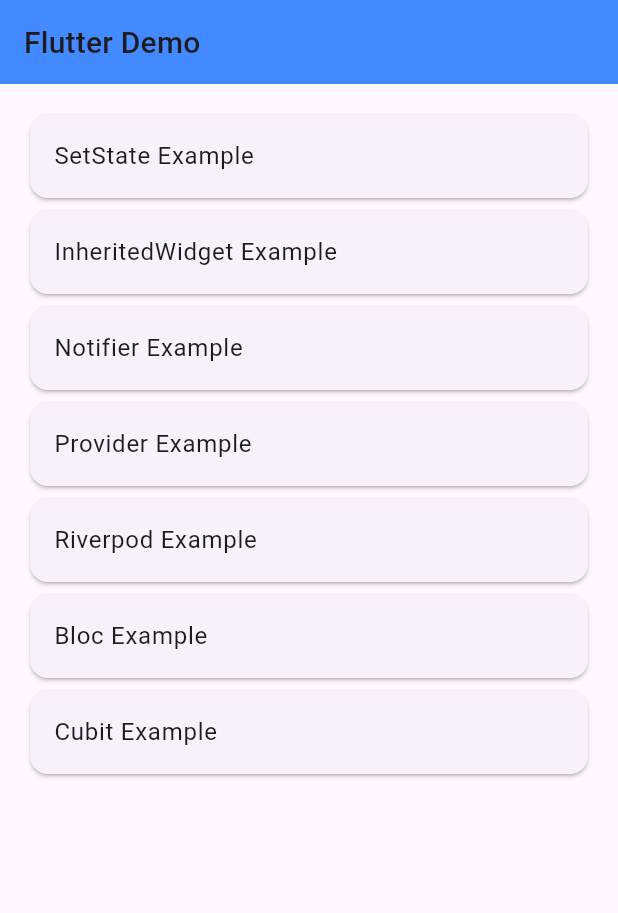
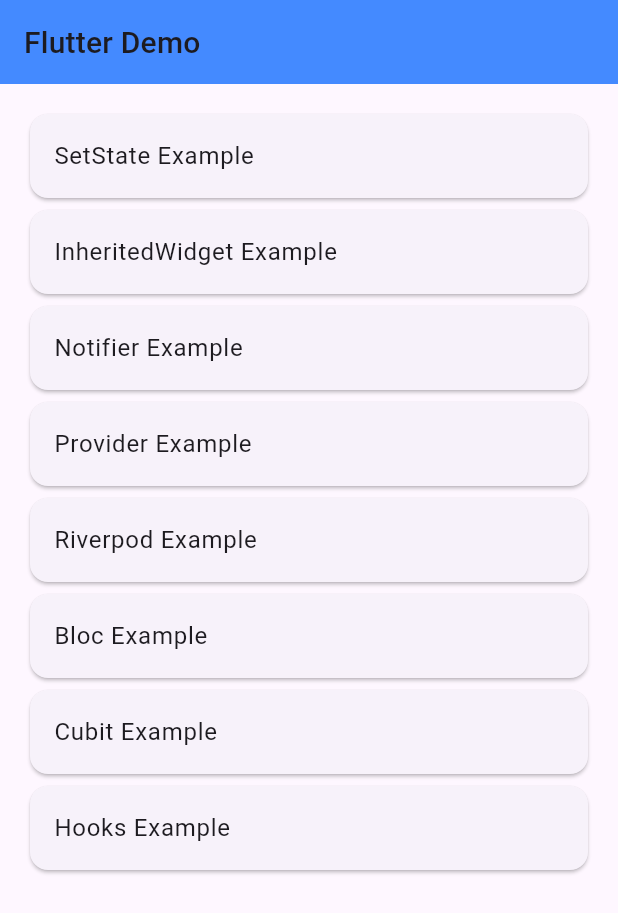
Before and after one commit to JumBoJay06/FlutterExample, a Flutter app: the screen it shows after launch, on a phone screen of 412 x 824 dp. Shown: the top 913 px of the screen. Run offline on Flutter 3.47's test engine with Material 3 defaults, Android fonts, the phone set to English and light mode, and no system bars; our stand-ins replace bloc, flutter_bloc, flutter_hooks, flutter_riverpod, freezed_annotation, go_router and 2 more; generated files the repository leaves out were written again.

```diff
--- a/lib/config/router_config.dart
+++ b/lib/config/router_config.dart
@@ -4,6 +4,7 @@ import 'package:my_sample/config/app_config.dart';
 import 'package:my_sample/feature/bloc/bookmark_bloc_page.dart';
 import 'package:my_sample/feature/cubit/bookmark_cubit_page.dart';
 import 'package:my_sample/feature/home.dart';
+import 'package:my_sample/feature/hooks/hooks_page.dart';
 import 'package:my_sample/feature/inherited_widget/inherited_widget.dart';
 import 'package:my_sample/feature/provider/bookmark_page.dart';
 import 'package:my_sample/feature/riverpod/bookmark_riverpod_page.dart';
@@ -58,6 +59,12 @@ final router = GoRouter(
             return const BookmarkCubitPage();
           },
         ),
+        GoRoute(
+          path: 'hooks',
+          builder: (context, state) {
+            return const HooksPage();
+          },
+        ),
       ],
     ),
   ],
--- a/lib/feature/home.dart
+++ b/lib/feature/home.dart
@@ -86,6 +86,15 @@ class Home extends StatelessWidget {
                 },
               ),
             ),
+            Card(
+              child: ListTile(
+                title: Text(MyLocalizations.of(context).example_hooks_title),
+                onTap: () {
+                  // 使用 GoRouter 進行導航
+                  context.go('/hooks');
+                },
+              ),
+            ),
           ],
         ),
       ),
--- a/lib/l10n/intl_en.arb
+++ b/lib/l10n/intl_en.arb
@@ -13,5 +13,6 @@
   "example_provider_add": "Add Bookmark",
   "example_riverpod_title": "Riverpod Example",
   "example_bloc_title": "Bloc Example",
-  "example_cubit_title": "Cubit Example"
+  "example_cubit_title": "Cubit Example",
+  "example_hooks_title": "Hooks Example"
 }
--- a/lib/l10n/intl_zh_TW.arb
+++ b/lib/l10n/intl_zh_TW.arb
@@ -13,5 +13,6 @@
   "example_provider_add": "新增書籤",
   "example_riverpod_title": "Riverpod 範例",
   "example_bloc_title": "Bloc 範例",
-  "example_cubit_title": "Cubit 範例"
+  "example_cubit_title": "Cubit 範例",
+  "example_hooks_title": "Hooks 範例"
 }
--- a/pubspec.yaml
+++ b/pubspec.yaml
@@ -47,6 +47,7 @@ dependencies:
   go_router: ^15.1.2
   provider: ^6.1.5
   flutter_bloc: ^9.1.1
+  flutter_hooks: ^0.21.2
 
 dev_dependencies:
   flutter_test:
```
Also changed, not shown: lib/feature/hooks/hooks_page.dart (added, +98 -0 lines), lib/generated/intl/messages_en.dart, lib/generated/intl/messages_zh_TW.dart, lib/generated/l10n.dart, pubspec.lock, 1 other file.
